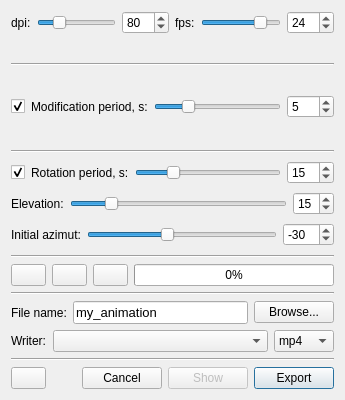
This is mpl_animationmanager/QDialogAnimManager.ui in luchko/mpl_animationmanager as Qt 5 draws it before an edit. The edited form follows.
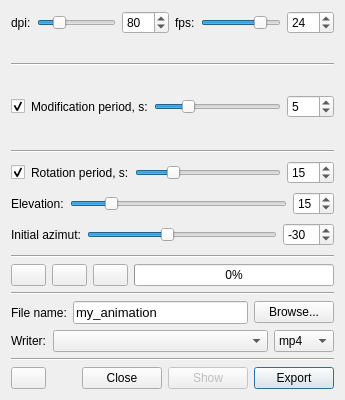
This is the edited form. Icons and pictures are not drawn.

Diff of the .ui file:
```diff
--- a/mpl_animationmanager/QDialogAnimManager.ui
+++ b/mpl_animationmanager/QDialogAnimManager.ui
@@ -677,7 +677,7 @@
      <item>
       <widget class="QPushButton" name="btnCancel">
        <property name="text">
-        <string>Cancel</string>
+        <string>Close</string>
        </property>
        <property name="autoDefault">
         <bool>true</bool>
```
Left out of the diff: 24 changed lines with no effect on the pictures.
